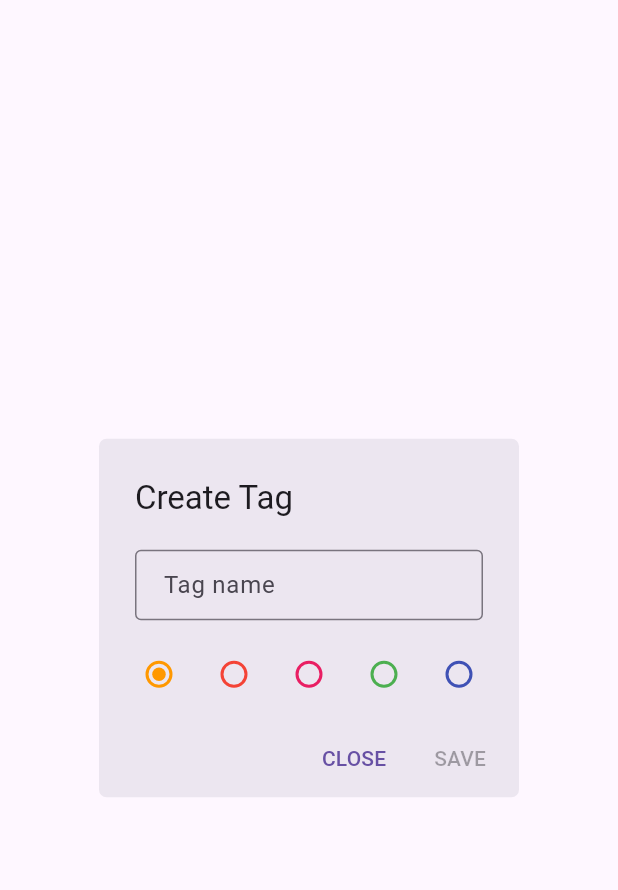
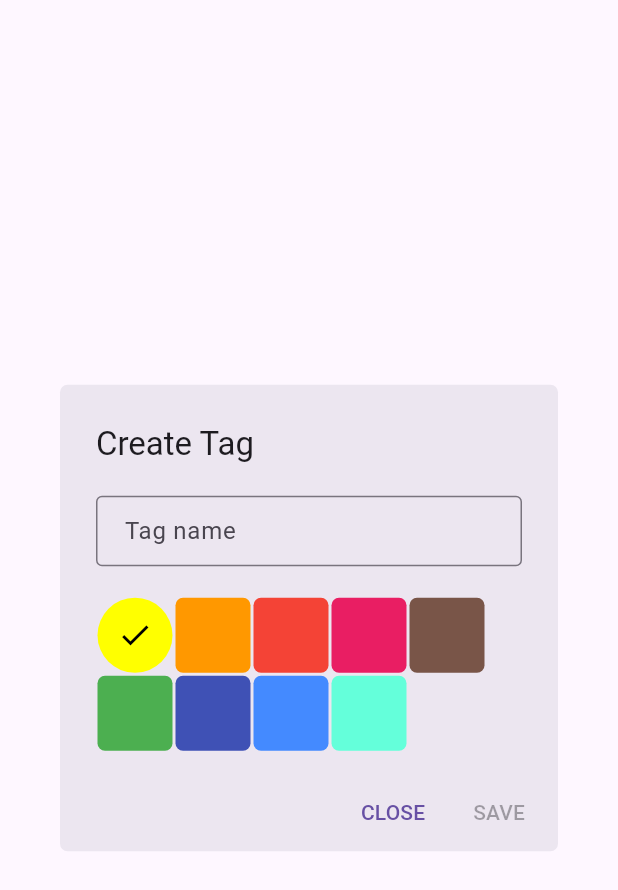
Before and after one commit to siddharthroy12/timebrew, a Flutter app: the CreateTagDialog widget shown alone on an empty page, opened directly, on a phone screen of 412 x 824 dp. Shown: the top 890 px of the screen. Run offline on Flutter 3.47's test engine with Material 2 defaults, Android fonts, the phone set to English and light mode, and no system bars; drawn by our look-alikes of dynamic_color; our stand-ins replace file_picker, isar; accounts and stored records are empty; generated files the repository leaves out were written again.

Commit message:
Improved tag color picker

```diff
--- a/lib/popups/create_tag.dart
+++ b/lib/popups/create_tag.dart
@@ -16,11 +16,15 @@ class CreateTagDialog extends StatefulWidget {
 class _CreateTagDialogState extends State<CreateTagDialog> {
   String name = "";
   List<String> options = [
+    Colors.yellowAccent.toHex(),
     Colors.orange.toHex(),
     Colors.red.toHex(),
     Colors.pink.toHex(),
+    Colors.brown.toHex(),
     Colors.green.toHex(),
-    Colors.indigo.toHex()
+    Colors.indigo.toHex(),
+    Colors.blueAccent.toHex(),
+    Colors.tealAccent.toHex(),
   ];
   late String color;
   final isar = IsarService();
@@ -50,18 +54,38 @@ class _CreateTagDialogState extends State<CreateTagDialog> {
   List<Widget> _buidColorOptions() {
     final widgets = <Widget>[];
     for (String option in options) {
-      widgets.add(Radio<String>(
-        value: option,
-        groupValue: color,
-        onChanged: (String? value) {
+      widgets.add(Padding(
+        padding: const EdgeInsets.all(1.0),
+        child: InkWell(
+          borderRadius: BorderRadius.circular(50),
+          onTap: () {
             setState(() {
-            color = value ?? '#ffffff';
+              color = option;
             });
           },
-        fillColor: MaterialStateProperty.resolveWith<Color>(
-            (Set<MaterialState> states) {
-          return HexColor.fromHex(option);
-        }),
+          child: AnimatedContainer(
+            duration: const Duration(milliseconds: 200),
+            decoration: BoxDecoration(
+              borderRadius: BorderRadius.circular(color == option ? 50 : 5),
+              color: HexColor.fromHex(option),
+            ),
+            child: SizedBox(
+              width: 50,
+              height: 50,
+              child: Center(
+                child: color == option
+                    ? Icon(
+                        Icons.check,
+                        color:
+                            HexColor.fromHex(option).computeLuminance() >= 0.5
+                                ? Colors.black
+                                : Colors.white,
+                      )
+                    : null,
+              ),
+            ),
+          ),
+        ),
       ));
     }
     return widgets;
@@ -84,7 +108,9 @@ class _CreateTagDialogState extends State<CreateTagDialog> {
   @override
   Widget build(BuildContext context) {
     return AlertDialog(
-      content: Column(
+      content: ConstrainedBox(
+        constraints: const BoxConstraints(maxWidth: 500),
+        child: Column(
           mainAxisSize: MainAxisSize.min,
           crossAxisAlignment: CrossAxisAlignment.start,
           children: [
@@ -112,11 +138,12 @@ class _CreateTagDialogState extends State<CreateTagDialog> {
             const SizedBox(
               height: 20,
             ),
-          Row(
-            mainAxisAlignment: MainAxisAlignment.spaceBetween,
+            Wrap(
+              direction: Axis.horizontal,
               children: _buidColorOptions(),
             )
           ],
+        ),
       ),
       actions: [
         TextButton(
--- a/lib/tabs/timelogs.dart
+++ b/lib/tabs/timelogs.dart
@@ -91,7 +91,8 @@ class _TimelogsState extends State<Timelogs>
             );
           },
         );
-        });
+      },
+    );
   }
 }
 
```
Also changed, not shown: lib/popups/create_task.dart (+4 -4 lines). Lines whose indentation alone changed are shown as unchanged.
